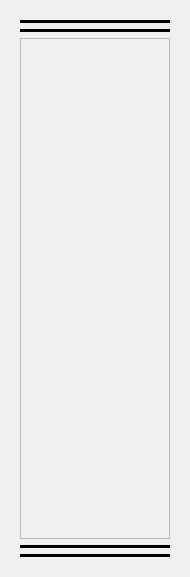
First picture: the form in src/templates/apres_ops.ui, repository DanilloMLS/lepee, before the edit.
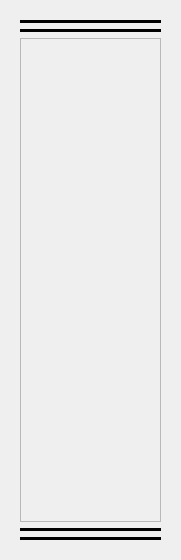
Second picture: the form after the edit.

The edit to the form file:
```diff
--- a/src/templates/apres_ops.ui
+++ b/src/templates/apres_ops.ui
@@ -6,8 +6,8 @@
    <rect>
     <x>0</x>
     <y>0</y>
-    <width>190</width>
-    <height>577</height>
+    <width>181</width>
+    <height>560</height>
    </rect>
   </property>
   <property name="windowTitle">
@@ -50,8 +50,8 @@
           <rect>
            <x>0</x>
            <y>0</y>
-           <width>152</width>
-           <height>503</height>
+           <width>143</width>
+           <height>486</height>
           </rect>
          </property>
         </widget>
```
